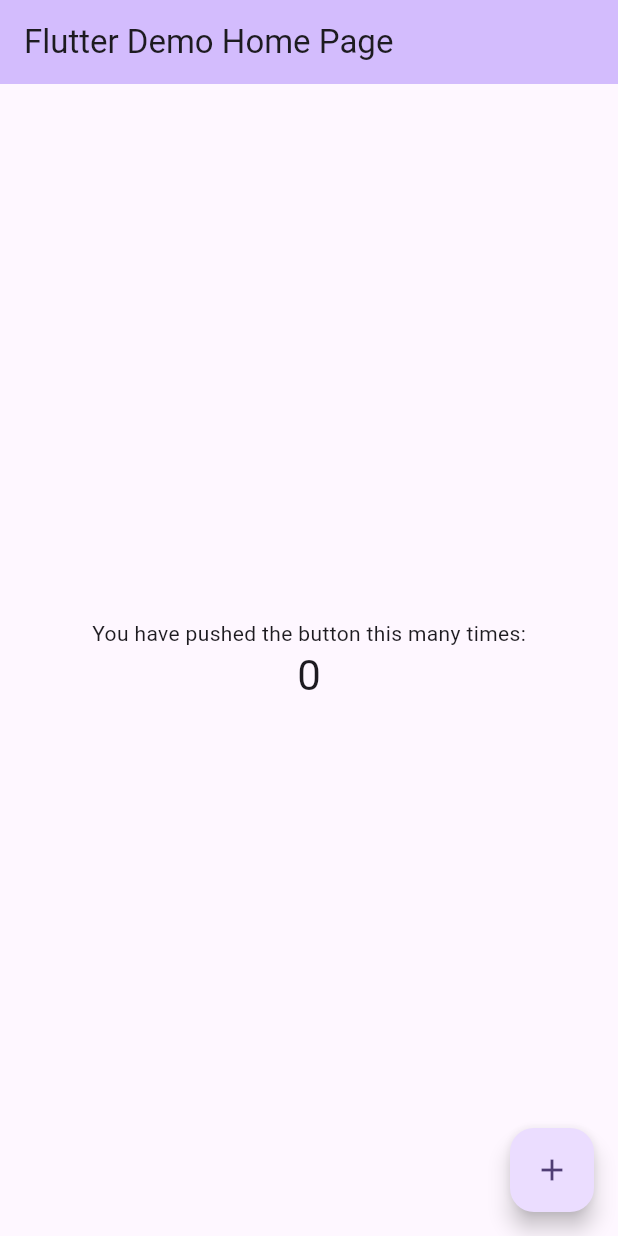
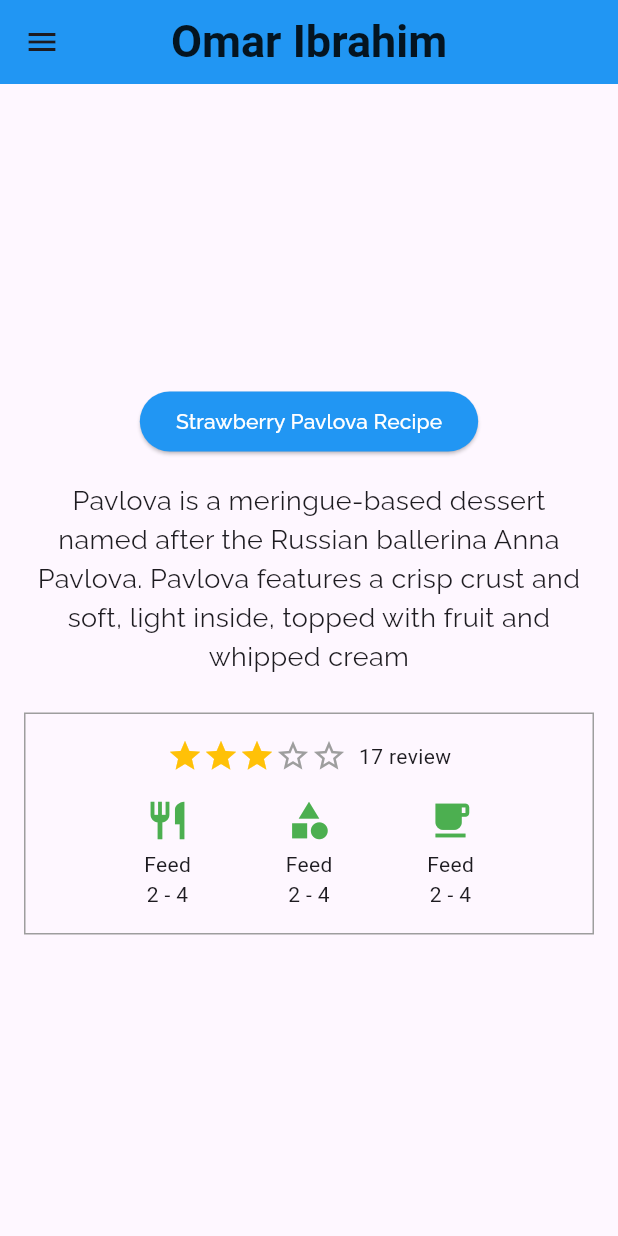
Before and after one commit to omarkh94/flutterTest, a Flutter app: the screen it shows after launch, on a phone screen of 412 x 824 dp. Run offline on Flutter 3.47's test engine with Material 3 defaults, Android fonts, the phone set to English and light mode, and no system bars; our stand-ins replace google_fonts; Roboto replaces fonts that are missing (Glory).

Commit message:
first flutter task

```diff
--- a/lib/main.dart
+++ b/lib/main.dart
@@ -1,122 +1,112 @@
+
+
 import 'package:flutter/material.dart';
+import 'package:google_fonts/google_fonts.dart';
 
-void main() {
-  runApp(const MyApp());
-}
+void main() => runApp(MyApp());
 
 class MyApp extends StatelessWidget {
   const MyApp({super.key});
-
-  // This widget is the root of your application.
   @override
   Widget build(BuildContext context) {
-    return MaterialApp(
-      title: 'Flutter Demo',
-      theme: ThemeData(
-        // This is the theme of your application.
-        //
-        // TRY THIS: Try running your application with "flutter run". You'll see
-        // the application has a purple toolbar. Then, without quitting the app,
-        // try changing the seedColor in the colorScheme below to Colors.green
-        // and then invoke "hot reload" (save your changes or press the "hot
-        // reload" button in a Flutter-supported IDE, or press "r" if you used
-        // the command line to start the app).
-        //
-        // Notice that the counter didn't reset back to zero; the application
-        // state is not lost during the reload. To reset the state, use hot
-        // restart instead.
-        //
-        // This works for code too, not just values: Most code changes can be
-        // tested with just a hot reload.
-        colorScheme: ColorScheme.fromSeed(seedColor: Colors.deepPurple),
-      ),
-      home: const MyHomePage(title: 'Flutter Demo Home Page'),
-    );
+    return MaterialApp(debugShowCheckedModeBanner: false, home: HomePage());
   }
 }
 
-class MyHomePage extends StatefulWidget {
-  const MyHomePage({super.key, required this.title});
-
-  // This widget is the home page of your application. It is stateful, meaning
-  // that it has a State object (defined below) that contains fields that affect
-  // how it looks.
-
-  // This class is the configuration for the state. It holds the values (in this
-  // case the title) provided by the parent (in this case the App widget) and
-  // used by the build method of the State. Fields in a Widget subclass are
-  // always marked "final".
-
-  final String title;
-
-  @override
-  State<MyHomePage> createState() => _MyHomePageState();
-}
-
-class _MyHomePageState extends State<MyHomePage> {
-  int _counter = 0;
-
-  void _incrementCounter() {
-    setState(() {
-      // This call to setState tells the Flutter framework that something has
-      // changed in this State, which causes it to rerun the build method below
-      // so that the display can reflect the updated values. If we changed
-      // _counter without calling setState(), then the build method would not be
-      // called again, and so nothing would appear to happen.
-      _counter++;
-    });
-  }
-
+class HomePage extends StatelessWidget {
+  const HomePage({super.key});
   @override
   Widget build(BuildContext context) {
-    // This method is rerun every time setState is called, for instance as done
-    // by the _incrementCounter method above.
-    //
-    // The Flutter framework has been optimized to make rerunning build methods
-    // fast, so that you can just rebuild anything that needs updating rather
-    // than having to individually change instances of widgets.
     return Scaffold(
       appBar: AppBar(
-        // TRY THIS: Try changing the color here to a specific color (to
-        // Colors.amber, perhaps?) and trigger a hot reload to see the AppBar
-        // change color while the other colors stay the same.
-        backgroundColor: Theme.of(context).colorScheme.inversePrimary,
-        // Here we take the value from the MyHomePage object that was created by
-        // the App.build method, and use it to set our appbar title.
-        title: Text(widget.title),
+        title: Text(
+          'Omar Ibrahim',
+          style: GoogleFonts.glory(
+            fontSize: 30,
+            color: Colors.black87,
+            fontWeight: FontWeight.w700,
+          ),
+        ),
+        centerTitle: true,
+        backgroundColor: Colors.blue,
+        leading: Icon(Icons.menu),
       ),
       body: Center(
-        // Center is a layout widget. It takes a single child and positions it
-        // in the middle of the parent.
+        child: SingleChildScrollView(
+          padding: EdgeInsets.all(16),
+          child: ConstrainedBox(
+            constraints: BoxConstraints(
+              minHeight: MediaQuery.of(context).size.height * 0.8,
+            ),
             child: Column(
-          // Column is also a layout widget. It takes a list of children and
-          // arranges them vertically. By default, it sizes itself to fit its
-          // children horizontally, and tries to be as tall as its parent.
-          //
-          // Column has various properties to control how it sizes itself and
-          // how it positions its children. Here we use mainAxisAlignment to
-          // center the children vertically; the main axis here is the vertical
-          // axis because Columns are vertical (the cross axis would be
-          // horizontal).
-          //
-          // TRY THIS: Invoke "debug painting" (choose the "Toggle Debug Paint"
-          // action in the IDE, or press "p" in the console), to see the
-          // wireframe for each widget.
               mainAxisAlignment: MainAxisAlignment.center,
-          children: <Widget>[
-            const Text('You have pushed the button this many times:'),
+              crossAxisAlignment: CrossAxisAlignment.center,
+              children: [
+                ElevatedButton(
+                  onPressed: () {},
+                  style: ElevatedButton.styleFrom(backgroundColor: Colors.blue),
+                  child: Text(
+                    'Strawberry Pavlova Recipe',
+                    style: GoogleFonts.raleway(color: Colors.white),
+                  ),
+                ),
+                SizedBox(height: 16),
                 Text(
-              '$_counter',
-              style: Theme.of(context).textTheme.headlineMedium,
+                  'Pavlova is a meringue-based dessert named after the Russian ballerina Anna Pavlova. Pavlova features a crisp crust and soft, light inside, topped with fruit and whipped cream',
+                  textAlign: TextAlign.center,
+                  style: GoogleFonts.raleway(fontSize: 18),
+                ),
+                SizedBox(height: 24),
+                Container(
+                  padding: EdgeInsets.all(16),
+                  decoration: BoxDecoration(
+                    border: Border.all(color: Colors.grey),
+                  ),
+                  child: Column(
+                    children: [
+                      Row(
+                        mainAxisAlignment: MainAxisAlignment.center,
+                        children: [
+                          ...List.generate(
+                            3,
+                            (index) => Icon(Icons.star, color: Colors.amber),
+                          ),
+                          ...List.generate(
+                            2,
+                            (index) =>
+                                Icon(Icons.star_border, color: Colors.grey),
+                          ),
+                          SizedBox(width: 8),
+                          Text("17 review"),
+                        ],
+                      ),
+                      SizedBox(height: 16),
+                      Row(
+                        mainAxisAlignment: MainAxisAlignment.spaceEvenly,
+                        children: [
+                          _buildIconInfo(Icons.restaurant, 'Feed\n2 - 4'),
+                          _buildIconInfo(Icons.category, 'Feed\n2 - 4'),
+                          _buildIconInfo(Icons.local_cafe, 'Feed\n2 - 4'),
+                        ],
                       ),
                     ],
                   ),
                 ),
-      floatingActionButton: FloatingActionButton(
-        onPressed: _incrementCounter,
-        tooltip: 'Increment',
-        child: const Icon(Icons.add),
-      ), // This trailing comma makes auto-formatting nicer for build methods.
+              ],
+            ),
+          ),
+        ),
+      ),
+    );
+  }
+
+  Widget _buildIconInfo(IconData icon, String text) {
+    return Column(
+      children: [
+        Icon(icon, size: 30, color: Colors.green),
+        SizedBox(height: 4),
+        Text(text, textAlign: TextAlign.center),
+      ],
     );
   }
 }
--- a/pubspec.yaml
+++ b/pubspec.yaml
@@ -31,6 +31,8 @@ dependencies:
   flutter:
     sdk: flutter
 
+  google_fonts: ^6.1.0
+
   # The following adds the Cupertino Icons font to your application.
   # Use with the CupertinoIcons class for iOS style icons.
   cupertino_icons: ^1.0.8
@@ -58,8 +60,8 @@ flutter:
   uses-material-design: true
 
   # To add assets to your application, add an assets section, like this:
-  # assets:
-  #   - images/a_dot_burr.jpeg
+  assets:
+    - assets/images/testImages.png
   #   - images/a_dot_ham.jpeg
 
   # An image asset can refer to one or more resolution-specific "variants", see
```
Also changed, not shown: lib/txt.txt (added, +77 -0 lines), assets/images/testImages.png (added), pubspec.lock, 3 other files. Lines whose indentation alone changed are shown as unchanged.
